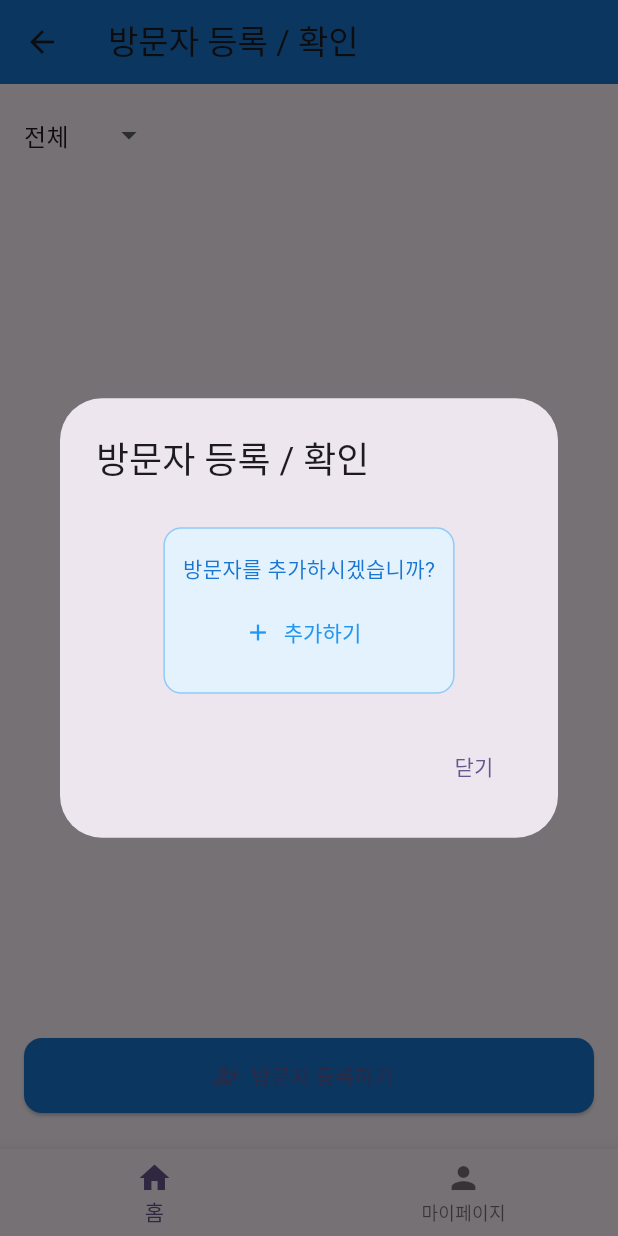
After one commit to 2025-KGU-capstone/Client, a Flutter app: the VisitorCombinedPage screen opened directly, after a tap on "방문자 등록하기", on a phone screen of 412 x 824 dp. The commit adds this screen. Run offline on Flutter 3.47's test engine with Material 3 defaults, Android fonts, the phone set to English and light mode, and no system bars; our stand-ins replace firebase_core, firebase_database, firebase_messaging, flutter_local_notifications, get, image_picker and 1 more; missing offline and left inert: photo_manager; accounts and stored records are empty.

Commit message:
방문자 등록 및 확인페이지 병합, 메인페이지 경로 수정

```diff
--- a/app/project/lib/main_page.dart
+++ b/app/project/lib/main_page.dart
@@ -1,5 +1,6 @@
 import 'package:flutter/material.dart';
 import 'package:get/get.dart';
+import 'package:test_project/visitor_combined_page.dart';
 import 'capture_page.dart';
 import 'fcm_check_page.dart';
 import 'notification_check_page.dart';
@@ -188,10 +189,10 @@ class HomeScreen extends StatelessWidget {
           const SizedBox(height: 16),
           OutlinedButton.icon(
             onPressed: () {
-              Get.to(() => VisitorCheckPage());
+              Get.to(() => VisitorCombinedPage());
             },
             icon: const Icon(Icons.person_search),
-            label: const Text("방문자 등록 확인"),
+            label: const Text("방문자 등록 / 확인"),
             style: OutlinedButton.styleFrom(
               minimumSize: const Size(double.infinity, 80),
               side: const BorderSide(color: Colors.blueAccent),
--- /dev/null
+++ b/app/project/lib/visitor_combined_page.dart
@@ -0,0 +1,275 @@
+import 'dart:convert';
+import 'dart:io';
+import 'package:flutter/material.dart';
+import 'package:image_picker/image_picker.dart';
+import 'package:path_provider/path_provider.dart';
+import 'package:shared_preferences/shared_preferences.dart';
+import 'package:http/http.dart' as http;
+import 'package:firebase_database/firebase_database.dart';
+
+class VisitorCombinedPage extends StatefulWidget {
+  @override
+  _VisitorCombinedPageState createState() => _VisitorCombinedPageState();
+}
+
+class _VisitorCombinedPageState extends State<VisitorCombinedPage> {
+  List<Map<String, dynamic>> visitors = [];
+  final picker = ImagePicker();
+  String selectedFilter = '전체';
+  String ngrokUrl = "Fetching...";
+
+  @override
+  void initState() {
+    super.initState();
+    loadVisitors();
+    fetchNgrokUrl();
+  }
+
+  Future<void> fetchNgrokUrl() async {
+    final ref = FirebaseDatabase.instance.ref("server/ngrok_url");
+    final snapshot = await ref.get();
+    setState(() {
+      ngrokUrl = snapshot.exists ? snapshot.value as String : "No URL found in Firebase";
+    });
+  }
+
+  Future<void> loadVisitors() async {
+    final prefs = await SharedPreferences.getInstance();
+    final visitorData = prefs.getString('visitors');
+    if (visitorData != null) {
+      setState(() {
+        visitors = List<Map<String, dynamic>>.from(jsonDecode(visitorData));
+      });
+    }
+  }
+
+  Future<void> saveVisitors() async {
+    final prefs = await SharedPreferences.getInstance();
+    prefs.setString('visitors', jsonEncode(visitors));
+  }
+
+  Future<void> addVisitor() async {
+    final pickedFile = await picker.pickImage(source: ImageSource.gallery);
+    if (pickedFile != null) {
+      final directory = await getApplicationDocumentsDirectory();
+      final fileName = DateTime.now().millisecondsSinceEpoch.toString();
+      final filePath = "${directory.path}/$fileName.jpg";
+      final file = File(pickedFile.path);
+      await file.copy(filePath);
+
+      setState(() {
+        visitors.add({
+          "filePath": filePath,
+          "timestamp": DateTime.now().toIso8601String(),
+        });
+      });
+
+      await saveVisitors();
+      await uploadToServer(file);
+    }
+  }
+
+  Future<void> uploadToServer(File file) async {
+    final request = http.MultipartRequest('POST', Uri.parse("$ngrokUrl/upload"));
+    request.files.add(await http.MultipartFile.fromPath('file', file.path));
+    await request.send();
+  }
+
+  void showFilterMenu() {
+    showModalBottomSheet(
+      context: context,
+      builder: (_) => ListView(
+        children: ['전체', '오늘', '지난 7일', '한달'].map((option) => ListTile(
+          title: Text(option),
+          onTap: () {
+            setState(() => selectedFilter = option);
+            Navigator.pop(context);
+          },
+        )).toList(),
+      ),
+    );
+  }
+
+  void showRegisterDialog() {
+    showDialog(
+      context: context,
+      builder: (context) => AlertDialog(
+        title: Text("방문자 등록 / 확인"),
+        content: Container(
+          width: double.maxFinite,
+          child: Column(
+            mainAxisSize: MainAxisSize.min,
+            children: [
+              ...visitors.map((visitor) => Card(
+                margin: EdgeInsets.symmetric(vertical: 6),
+                child: ListTile(
+                  leading: Icon(Icons.person),
+                  title: Text("등록자", style: TextStyle(fontWeight: FontWeight.bold)),
+                  subtitle: Text("등록자 정보 없음"),
+                ),
+              )),
+              SizedBox(height: 12),
+              Container(
+                padding: EdgeInsets.symmetric(vertical: 16, horizontal: 12),
+                decoration: BoxDecoration(
+                  color: Colors.blue.shade50,
+                  border: Border.all(color: Colors.blue.shade200),
+                  borderRadius: BorderRadius.circular(12),
+                ),
+                child: Column(
+                  children: [
+                    Text("방문자를 추가하시겠습니까?", style: TextStyle(color: Colors.blue.shade700)),
+                    SizedBox(height: 8),
+                    OutlinedButton.icon(
+                      onPressed: () {
+                        Navigator.pop(context);
+                        addVisitor();
+                      },
+                      icon: Icon(Icons.add, color: Colors.blue),
+                      label: Text("추가하기", style: TextStyle(color: Colors.blue)),
+                      style: OutlinedButton.styleFrom(
+                        side: BorderSide(color: Colors.transparent),
+                        backgroundColor: Colors.transparent,
+                      ),
+                    ),
+                  ],
+                ),
+              ),
+            ],
+          ),
+        ),
+        actions: [
+          TextButton(
+            onPressed: () => Navigator.pop(context),
+            child: Text("닫기"),
+          )
+        ],
+      ),
+    );
+  }
+
+  List<Map<String, dynamic>> getFilteredVisitors() {
+    DateTime now = DateTime.now();
+    return visitors.where((v) {
+      final date = DateTime.parse(v['timestamp'] ?? now.toIso8601String());
+      switch (selectedFilter) {
+        case '오늘':
+          return date.year == now.year && date.month == now.month && date.day == now.day;
+        case '지난 7일':
+          return date.isAfter(now.subtract(Duration(days: 7)));
+        case '한달':
+          return date.isAfter(now.subtract(Duration(days: 30)));
+        default:
+          return true;
+      }
+    }).toList();
+  }
+
+  @override
+  Widget build(BuildContext context) {
+    final filtered = getFilteredVisitors();
+    return Scaffold(
+      appBar: AppBar(
+        title: Text("방문자 등록 / 확인"),
+        backgroundColor: Colors.blue[700],
+      ),
+      body: Column(
+        children: [
+          Padding(
+            padding: const EdgeInsets.symmetric(horizontal: 16.0, vertical: 10.0),
+            child: Align(
+              alignment: Alignment.centerLeft,
+              child: DropdownButton<String>(
+                value: selectedFilter,
+                underline: SizedBox(),
+                items: ['전체', '오늘', '지난 7일', '한달']
+                    .map((option) => DropdownMenuItem(
+                  value: option,
+                  child: Text(option),
+                ))
+                    .toList(),
+                onChanged: (value) {
+                  if (value != null) {
+                    setState(() => selectedFilter = value);
+                  }
+                },
+              ),
+            ),
+          ),
+          Expanded(
+            child: ListView.builder(
+              padding: EdgeInsets.symmetric(horizontal: 16),
+              itemCount: filtered.length,
+              itemBuilder: (context, index) {
+                final visitor = filtered[index];
+                final date = DateTime.parse(visitor['timestamp']);
+                final dateStr =
+                    "${date.year} / ${date.month.toString().padLeft(2, '0')} / ${date.day.toString().padLeft(2, '0')}\n${date.hour.toString().padLeft(2, '0')} : ${date.minute.toString().padLeft(2, '0')}";
+                return Container(
+                  margin: EdgeInsets.only(bottom: 12),
+                  padding: EdgeInsets.all(8),
+                  decoration: BoxDecoration(
+                    border: Border.all(color: Colors.blue.shade200),
+                    borderRadius: BorderRadius.circular(12),
+                  ),
+                  child: Row(
+                    crossAxisAlignment: CrossAxisAlignment.center,
+                    children: [
+                      ClipRRect(
+                        borderRadius: BorderRadius.circular(8),
+                        child: Image.file(
+                          File(visitor['filePath']),
+                          width: 100,
+                          height: 100,
+                          fit: BoxFit.cover,
+                        ),
+                      ),
+                      SizedBox(width: 12),
+                      Expanded(
+                        child: Container(
+                          padding: EdgeInsets.symmetric(vertical: 8, horizontal: 12),
+                          decoration: BoxDecoration(
+                            border: Border.all(color: Colors.blue.shade200),
+                            borderRadius: BorderRadius.circular(12),
+                          ),
+                          child: Text(
+                            dateStr,
+                            style: TextStyle(fontSize: 16),
+                            textAlign: TextAlign.center,
+                          ),
+                        ),
+                      ),
+                    ],
+                  ),
+                );
+              },
+            ),
+          ),
+          Padding(
+            padding: const EdgeInsets.fromLTRB(16, 8, 16, 24),
+            child: ElevatedButton.icon(
+              onPressed: showRegisterDialog,
+              icon: Icon(Icons.person_add_alt),
+              label: Text("방문자 등록하기"),
+              style: ElevatedButton.styleFrom(
+                backgroundColor: Colors.blue[700],
+                minimumSize: Size(double.infinity, 50),
+                shape: RoundedRectangleBorder(
+                  borderRadius: BorderRadius.circular(12),
+                ),
+              ),
+            ),
+          )
+        ],
+      ),
+      bottomNavigationBar: BottomNavigationBar(
+        currentIndex: 0,
+        onTap: (index) {},
+        items: [
+          BottomNavigationBarItem(icon: Icon(Icons.home), label: "홈"),
+          BottomNavigationBarItem(icon: Icon(Icons.person), label: "마이페이지"),
+        ],
+      ),
+    );
+  }
+}
```
